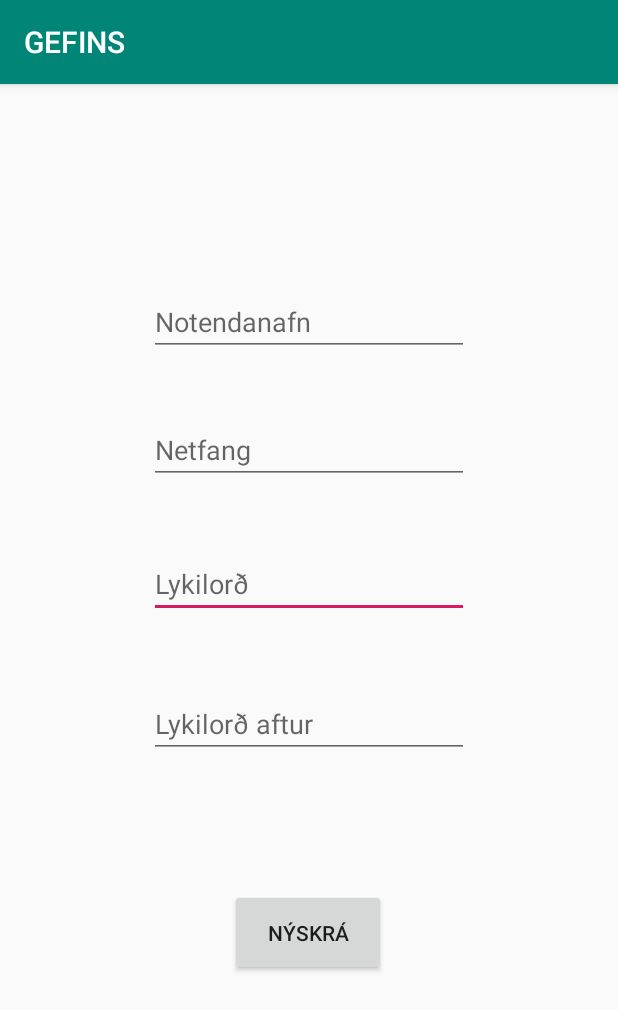
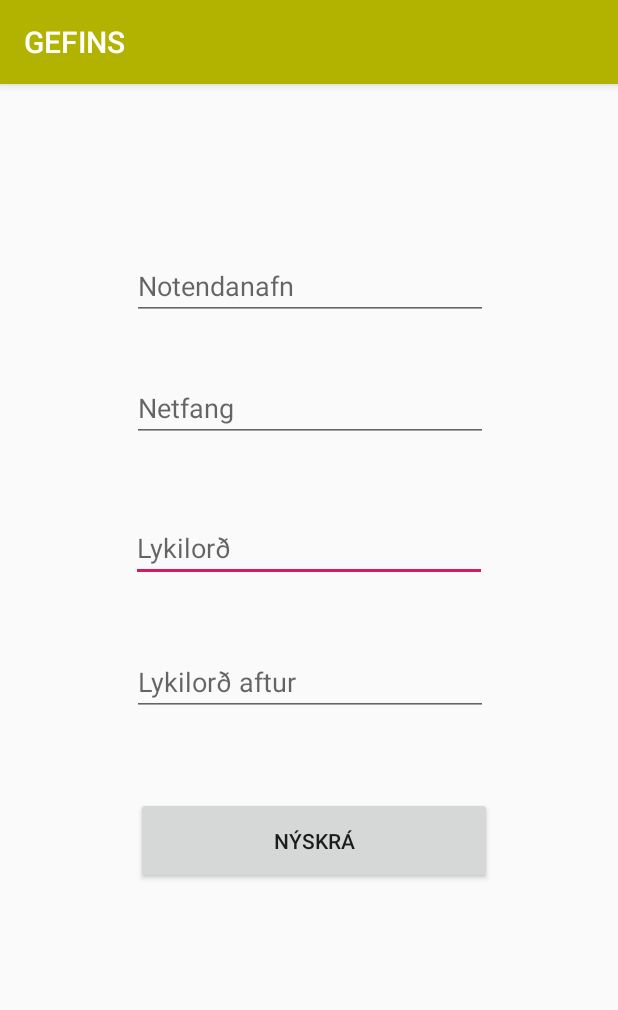
Before and after one commit to Steinalicious/Gefins, an Android app: the screen it shows after launch (RegisterActivity), after a tap on "NÝSKRÁ", on a phone screen of 412 x 824 dp. Shown: the top 1010 px of the screen. Run offline under Robolectric (Android 15) with nearby library versions, the phone set to English and light mode, and no system bars; our stand-ins replace Volley.

Commit message:
MainActivity utlit

```diff
--- a/app/src/main/AndroidManifest.xml
+++ b/app/src/main/AndroidManifest.xml
@@ -11,7 +11,7 @@
         android:roundIcon="@mipmap/ic_launcher_round"
         android:supportsRtl="true"
         android:theme="@style/AppTheme">
-        <activity android:name=".MainActivity">
+        <activity android:name=".WelcomeActivity">
             <intent-filter>
                 <action android:name="android.intent.action.MAIN" />
 
@@ -21,6 +21,7 @@
         <activity android:name=".RegisterActivity"></activity>
         <activity android:name=".UserActivity"></activity>
         <activity android:name=".MyspaceActivity"></activity>
+        <activity android:name=".MainActivity"></activity>
     </application>
 
 </manifest>
--- a/app/src/main/java/com/gefins/MainActivity.java
+++ b/app/src/main/java/com/gefins/MainActivity.java
@@ -1,47 +1,13 @@
 package com.gefins;
 
-import android.content.Intent;
+import android.os.Bundle;
 import android.support.v7.app.AppCompatActivity;
-import android.os.Bundle;
-import android.view.View;
-import android.widget.Button;
 
 public class MainActivity extends AppCompatActivity {
 
-    // Skilgreinigar
-    private Button loginBtn;
-    private Button registerBtn;
-
     @Override
-    protected void onCreate(Bundle savedInstanceState) {
+    protected void onCreate(Bundle savedInstanceState){
         super.onCreate(savedInstanceState);
         setContentView(R.layout.activity_main);
-
-        loginBtn = findViewById(R.id.main_login);
-        registerBtn = findViewById(R.id.main_register);
-
-        // Virknin á login takkanum
-        loginBtn.setOnClickListener(new View.OnClickListener() {
-            @Override
-            public void onClick(View v) {
-
-                //Færir frá aðalskjá yfir á login skjá
-                Intent intent = new Intent(MainActivity.this, UserActivity.class);
-                startActivity(intent);
-            }
-        });
-
-        // Virknin á register takkanum
-        registerBtn.setOnClickListener(new View.OnClickListener() {
-            @Override
-            public void onClick(View v) {
-
-                //Færir frá aðalskjá yfir á register skjá
-                Intent intent = new Intent(MainActivity.this, RegisterActivity.class);
-                startActivity(intent);
-            }
-        });
-
-
     }
 }
--- /dev/null
+++ b/app/src/main/java/com/gefins/WelcomeActivity.java
@@ -0,0 +1,47 @@
+package com.gefins;
+
+import android.content.Intent;
+import android.support.v7.app.AppCompatActivity;
+import android.os.Bundle;
+import android.view.View;
+import android.widget.Button;
+
+public class WelcomeActivity extends AppCompatActivity {
+
+    // Skilgreinigar
+    private Button loginBtn;
+    private Button registerBtn;
+
+    @Override
+    protected void onCreate(Bundle savedInstanceState) {
+        super.onCreate(savedInstanceState);
+        setContentView(R.layout.activity_welcome);
+
+        loginBtn = findViewById(R.id.main_login);
+        registerBtn = findViewById(R.id.main_register);
+
+        // Virknin á login takkanum
+        loginBtn.setOnClickListener(new View.OnClickListener() {
+            @Override
+            public void onClick(View v) {
+
+                //Færir frá aðalskjá yfir á login skjá
+                Intent intent = new Intent(WelcomeActivity.this, UserActivity.class);
+                startActivity(intent);
+            }
+        });
+
+        // Virknin á register takkanum
+        registerBtn.setOnClickListener(new View.OnClickListener() {
+            @Override
+            public void onClick(View v) {
+
+                //Færir frá aðalskjá yfir á register skjá
+                Intent intent = new Intent(WelcomeActivity.this, RegisterActivity.class);
+                startActivity(intent);
+            }
+        });
+
+
+    }
+}
--- a/app/src/main/res/layout/activity_register.xml
+++ b/app/src/main/res/layout/activity_register.xml
@@ -8,37 +8,38 @@
 
     <EditText
         android:id="@+id/registerPassEditText"
-        android:layout_width="wrap_content"
+        android:layout_width="237dp"
+        android:layout_height="wrap_content"
+        android:layout_marginStart="8dp"
+        android:layout_marginTop="48dp"
+        android:layout_marginEnd="8dp"
+        android:ems="10"
+        android:hint="@string/password"
+        android:inputType="textPassword"
+        app:layout_constraintEnd_toEndOf="parent"
+        app:layout_constraintStart_toStartOf="parent"
+        app:layout_constraintTop_toBottomOf="@+id/registerEmailEditText"
+        tools:ignore="Autofill" />
+
+    <EditText
+        android:id="@+id/registerPassConfEditText"
+        android:layout_width="237dp"
         android:layout_height="wrap_content"
         android:layout_marginStart="8dp"
         android:layout_marginTop="44dp"
         android:layout_marginEnd="8dp"
         android:ems="10"
-        android:hint="@string/password"
-        tools:ignore="Autofill"
+        android:hint="@string/passwordConfirm"
         android:inputType="textPassword"
         app:layout_constraintEnd_toEndOf="parent"
+        app:layout_constraintHorizontal_bias="0.503"
         app:layout_constraintStart_toStartOf="parent"
-        app:layout_constraintTop_toBottomOf="@+id/registerEmailEditText" />
-
-    <EditText
-        android:id="@+id/registerPassConfEditText"
-        android:layout_width="wrap_content"
-        android:layout_height="wrap_content"
-        android:layout_marginStart="8dp"
-        android:layout_marginTop="48dp"
-        android:layout_marginEnd="8dp"
-        android:ems="10"
-        android:hint="@string/passwordConfirm"
-        tools:ignore="Autofill"
-        android:inputType="textPassword"
-        app:layout_constraintEnd_toEndOf="parent"
-        app:layout_constraintStart_toStartOf="parent"
-        app:layout_constraintTop_toBottomOf="@+id/registerPassEditText" />
+        app:layout_constraintTop_toBottomOf="@+id/registerPassEditText"
+        tools:ignore="Autofill" />
 
     <Button
         android:id="@+id/registerButton"
-        android:layout_width="104dp"
+        android:layout_width="237dp"
         android:layout_height="58dp"
         android:layout_marginStart="8dp"
         android:layout_marginTop="8dp"
@@ -47,38 +48,40 @@
         android:text="@string/register"
         app:layout_constraintBottom_toBottomOf="parent"
         app:layout_constraintEnd_toEndOf="parent"
-        app:layout_constraintHorizontal_bias="0.498"
+        app:layout_constraintHorizontal_bias="0.519"
         app:layout_constraintStart_toStartOf="parent"
         app:layout_constraintTop_toBottomOf="@+id/registerPassConfEditText"
-        app:layout_constraintVertical_bias="0.323" />
+        app:layout_constraintVertical_bias="0.168" />
 
     <EditText
         android:id="@+id/registerEmailEditText"
-        android:layout_width="wrap_content"
+        android:layout_width="237dp"
         android:layout_height="wrap_content"
         android:layout_marginStart="8dp"
-        android:layout_marginTop="40dp"
+        android:layout_marginTop="36dp"
         android:layout_marginEnd="8dp"
         android:ems="10"
         android:hint="@string/email"
-        tools:ignore="Autofill"
         android:inputType="textEmailAddress"
         app:layout_constraintEnd_toEndOf="parent"
+        app:layout_constraintHorizontal_bias="0.503"
         app:layout_constraintStart_toStartOf="parent"
-        app:layout_constraintTop_toBottomOf="@+id/usernameEditText" />
+        app:layout_constraintTop_toBottomOf="@+id/usernameEditText"
+        tools:ignore="Autofill" />
 
     <EditText
         android:id="@+id/usernameEditText"
-        android:layout_width="wrap_content"
+        android:layout_width="237dp"
         android:layout_height="wrap_content"
         android:layout_marginStart="8dp"
-        android:layout_marginTop="136dp"
+        android:layout_marginTop="112dp"
         android:layout_marginEnd="8dp"
         android:ems="10"
         android:hint="@string/username"
-        tools:ignore="Autofill"
         android:inputType="textPersonName"
         app:layout_constraintEnd_toEndOf="parent"
+        app:layout_constraintHorizontal_bias="0.503"
         app:layout_constraintStart_toStartOf="parent"
-        app:layout_constraintTop_toTopOf="parent" />
+        app:layout_constraintTop_toTopOf="parent"
+        tools:ignore="Autofill" />
 </android.support.constraint.ConstraintLayout>
--- a/app/src/main/res/values/colors.xml
+++ b/app/src/main/res/values/colors.xml
@@ -1,6 +1,6 @@
 <?xml version="1.0" encoding="utf-8"?>
 <resources>
-    <color name="colorPrimary">#008577</color>
-    <color name="colorPrimaryDark">#00574B</color>
+    <color name="colorPrimary">#b2b200</color>
+    <color name="colorPrimaryDark">#666600</color>
     <color name="colorAccent">#D81B60</color>
 </resources>
--- a/app/src/main/res/values/strings.xml
+++ b/app/src/main/res/values/strings.xml
@@ -7,4 +7,6 @@
     <string name="password">Lykilorð</string>
     <string name="passwordConfirm">Lykilorð aftur</string>
     <string name="username">Notendanafn</string>
+    <string name="newAd">Skrá auglýsingu</string>
+    <string name="sort">Sía</string>
 </resources>
```
Also changed, not shown: app/src/main/java/com/gefins/UserActivity.java (+5 -16 lines), app/src/main/res/layout/activity_main.xml (+20 -43 lines), app/src/main/res/layout/activity_user.xml (+19 -44 lines), app/src/main/res/layout/activity_welcome.xml (added, +54 -0 lines).
